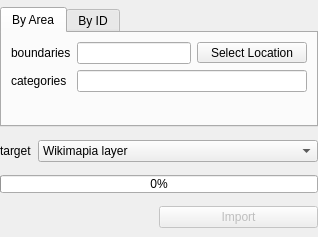
First picture: the form in ui_wikimapia_widget.ui, repository cybernetlab/qgis_wikimapia, before the edit.
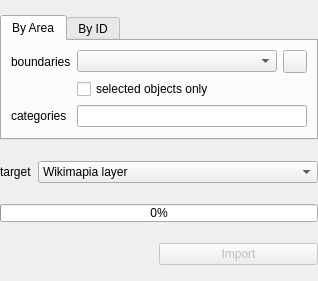
Second picture: the form after the edit. The open tabs and pages were chosen to show the change. Icons and pictures are not drawn.

Diff of the .ui file:
```diff
--- a/ui_wikimapia_widget.ui
+++ b/ui_wikimapia_widget.ui
@@ -7,7 +7,7 @@
     <x>0</x>
     <y>0</y>
     <width>318</width>
-    <height>237</height>
+    <height>281</height>
    </rect>
   </property>
   <property name="sizePolicy">
@@ -86,43 +86,7 @@
           </property>
          </widget>
         </item>
-        <item row="0" column="1">
-         <layout class="QHBoxLayout" name="boundariesLayout">
-          <item>
-           <widget class="QLineEdit" name="boundsEdit">
-            <property name="sizePolicy">
-             <sizepolicy hsizetype="Expanding" vsizetype="Fixed">
-              <horstretch>0</horstretch>
-              <verstretch>0</verstretch>
-             </sizepolicy>
-            </property>
-           </widget>
-          </item>
-          <item>
-           <widget class="QToolButton" name="boundsButton">
-            <property name="sizePolicy">
-             <sizepolicy hsizetype="Maximum" vsizetype="Fixed">
-              <horstretch>0</horstretch>
-              <verstretch>0</verstretch>
-             </sizepolicy>
-            </property>
-            <property name="minimumSize">
-             <size>
-              <width>110</width>
-              <height>0</height>
-             </size>
-            </property>
-            <property name="text">
-             <string>Select Location</string>
-            </property>
-            <property name="checkable">
-             <bool>true</bool>
-            </property>
-           </widget>
-          </item>
-         </layout>
-        </item>
-        <item row="1" column="0">
+        <item row="4" column="0">
          <widget class="QLabel" name="categoriesLabel">
           <property name="sizePolicy">
            <sizepolicy hsizetype="Maximum" vsizetype="Preferred">
@@ -135,7 +99,7 @@
           </property>
          </widget>
         </item>
-        <item row="1" column="1">
+        <item row="4" column="1">
          <widget class="QLineEdit" name="categoriesEdit">
           <property name="sizePolicy">
            <sizepolicy hsizetype="Expanding" vsizetype="Fixed">
@@ -145,6 +109,31 @@
           </property>
          </widget>
         </item>
+        <item row="2" column="1">
+         <widget class="QCheckBox" name="boundsSelectedOnly">
+          <property name="text">
+           <string>selected objects only</string>
+          </property>
+         </widget>
+        </item>
+        <item row="0" column="1">
+         <layout class="QHBoxLayout" name="horizontalLayout_2">
+          <item>
+           <widget class="QComboBox" name="boundsCombo"/>
+          </item>
+          <item>
+           <widget class="QToolButton" name="refreshBoundsButton">
+            <property name="text">
+             <string/>
+            </property>
+            <property name="icon">
+             <iconset resource="resources.qrc">
+              <normaloff>:/plugins/wikimapia/icons/refresh.png</normaloff>:/plugins/wikimapia/icons/refresh.png</iconset>
+            </property>
+           </widget>
+          </item>
+         </layout>
+        </item>
        </layout>
       </widget>
       <widget class="QWidget" name="idTab">
```
Left out of the diff: 2 changed lines with no effect on the pictures.
